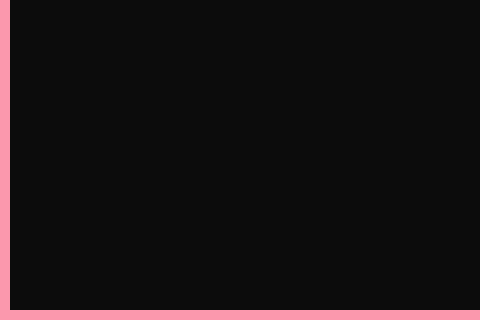
The window that View/Profile.ui (Hanna-J-K/fitnessapp) describes before a commit, drawn with Qt 5; both pictures show x 0 to 480 and y 280 to 600 of the 790 by 600 pixel window.
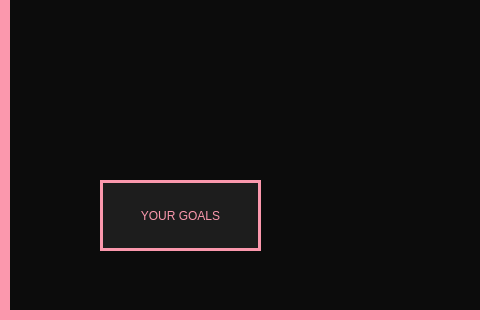
The same window after the commit.

What changed in the file:
```diff
--- a/View/Profile.ui
+++ b/View/Profile.ui
@@ -59,6 +59,27 @@
      <string>YOUR PROFILE</string>
     </property>
    </widget>
+   <widget class="QPushButton" name="create_btn">
+    <property name="geometry">
+     <rect>
+      <x>100</x>
+      <y>460</y>
+      <width>161</width>
+      <height>71</height>
+     </rect>
+    </property>
+    <property name="cursor">
+     <cursorShape>PointingHandCursor</cursorShape>
+    </property>
+    <property name="styleSheet">
+     <string notr="true">background-color: #1D1D1D;border: 3px solid #FB98AD;
+font: 8pt &quot;PRIMETIME&quot;;
+</string>
+    </property>
+    <property name="text">
+     <string>YOUR GOALS</string>
+    </property>
+   </widget>
   </widget>
  </widget>
  <resources/>
```
